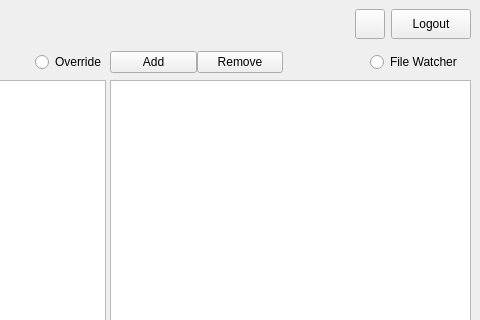
First picture: the form in src/window/mainwindow.ui, repository Gerry-LGJ/SecAssistUp, before the edit; both pictures show x 869 to 1349 and y 0 to 320 of the 1349 by 654 pixel window.
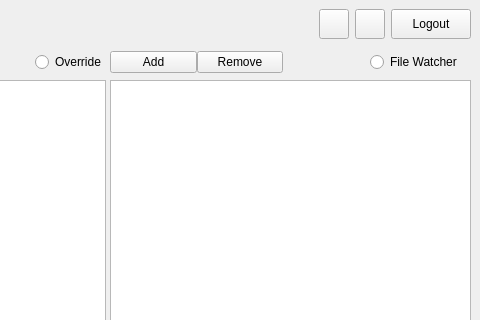
Second picture: the form after the edit.

What changed in the file:
```diff
--- a/src/window/mainwindow.ui
+++ b/src/window/mainwindow.ui
@@ -145,6 +145,28 @@
          </layout>
         </widget>
        </item>
+       <item>
+        <widget class="QPushButton" name="pushButton_Recorder">
+         <property name="sizePolicy">
+          <sizepolicy hsizetype="Fixed" vsizetype="Preferred">
+           <horstretch>0</horstretch>
+           <verstretch>0</verstretch>
+          </sizepolicy>
+         </property>
+         <property name="maximumSize">
+          <size>
+           <width>30</width>
+           <height>30</height>
+          </size>
+         </property>
+         <property name="toolTip">
+          <string>Operating Record</string>
+         </property>
+         <property name="text">
+          <string notr="true"/>
+         </property>
+        </widget>
+       </item>
        <item>
         <widget class="QPushButton" name="pushButton_Settings">
          <property name="sizePolicy">
```
Left out of the diff: 5 changed lines with no effect on the pictures.
